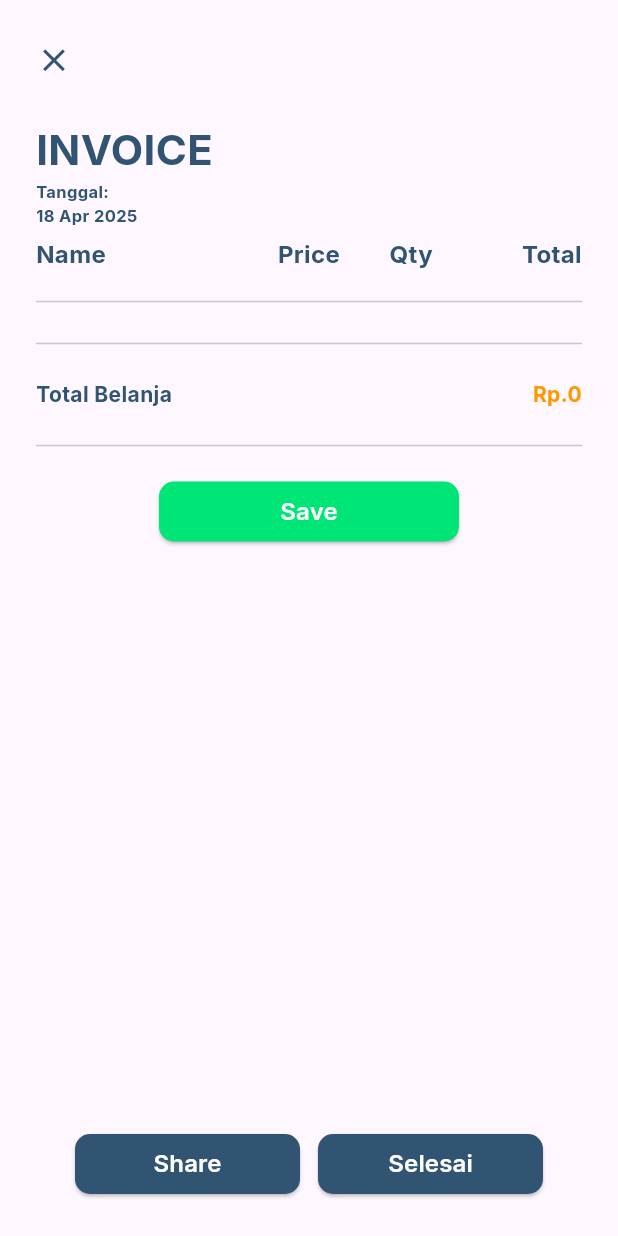
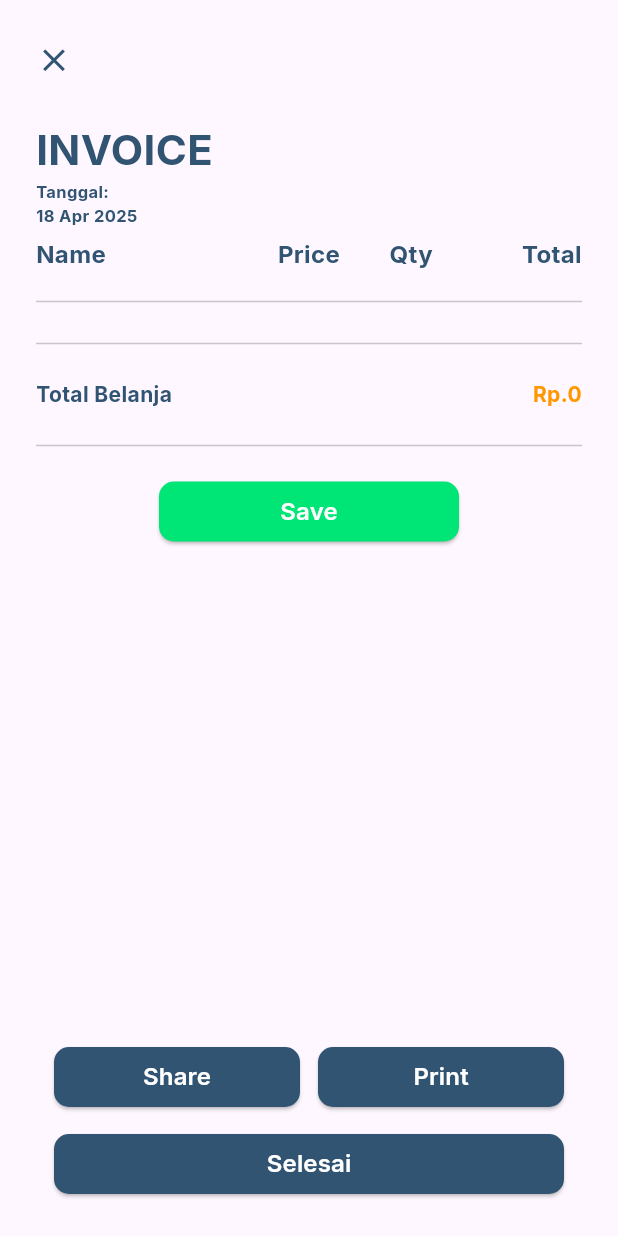
Before and after one commit to fazharmardian/lklmart, a Flutter app: the InvoiceScreen screen opened directly with empty values, on a phone screen of 412 x 824 dp. Run offline on Flutter 3.47's test engine with Material 3 defaults, Android fonts, the phone set to English and light mode, and no system bars; our stand-ins replace google_fonts, pdf, printing, share_plus, shared_preferences; missing offline and left inert: animated_snack_bar; accounts and stored records are empty; network calls fail.

Commit message:
Change Api Url & Add Printing Button for Invoice

```diff
--- a/lib/data/services/api_service.dart
+++ b/lib/data/services/api_service.dart
@@ -7,8 +7,7 @@ class ApiService {
   factory ApiService() => _instance;
   ApiService._internal();
 
-  // http://lks-2025.test/api
-  final String baseUrl = 'http://192.168.137.1/lks-2025/public/api';
+  final String baseUrl = 'https://lkmart.vercel.app/public/api';
   String? _token;
   final _client = http.Client();
   final Map<String, String> _defaultHeaders = {
--- a/lib/presentation/screens/invoice.dart
+++ b/lib/presentation/screens/invoice.dart
@@ -131,14 +131,8 @@ class _InvoiceScreenState extends State<InvoiceScreen> {
                           final file = await _generatePdf();
                           AnimatedSnackBar.material(
                                   'Invoice saved to ${file.path}',
-                                  type: AnimatedSnackBarType.error)
+                                  type: AnimatedSnackBarType.info)
                               .show(context);
-
-                          // Optionally open the PDF preview
-                          await Printing.layoutPdf(
-                            onLayout: (PdfPageFormat format) async =>
-                                await file.readAsBytes(),
-                          );
                         } catch (e) {
                           AnimatedSnackBar.material(e.toString(),
                                   type: AnimatedSnackBarType.error)
@@ -162,7 +156,7 @@ class _InvoiceScreenState extends State<InvoiceScreen> {
                         ),
                       ),
                     ),
-                  )
+                  ),
                 ],
               ),
             ),
@@ -171,16 +165,19 @@ class _InvoiceScreenState extends State<InvoiceScreen> {
           // Buttons
           Container(
             width: double.infinity,
-            padding: const EdgeInsets.symmetric(horizontal: 24, vertical: 24),
-            child: Row(
+            padding: const EdgeInsets.symmetric(horizontal: 36, vertical: 24),
+            child: Column(
+              children: [
+                Row(
                   mainAxisAlignment: MainAxisAlignment.center,
                   children: [
-                ElevatedButton(
+                    Expanded(
+                      child: ElevatedButton(
                         onPressed: () {
                           _shareInvoice();
                         },
                         style: ElevatedButton.styleFrom(
-                    minimumSize: const Size(150, 40),
+                          minimumSize: const Size(double.infinity, 40),
                           backgroundColor: const Color(0xFF315472),
                           padding: const EdgeInsets.symmetric(vertical: 8),
                           shape: RoundedRectangleBorder(
@@ -196,11 +193,50 @@ class _InvoiceScreenState extends State<InvoiceScreen> {
                           ),
                         ),
                       ),
+                    ),
                     const SizedBox(width: 12),
+                    Expanded(
+                      child: ElevatedButton(
+                        onPressed: () async {
+                          try {
+                            final file = await _generatePdf();
+
+                            // Optionally open the PDF preview
+                            await Printing.layoutPdf(
+                              onLayout: (PdfPageFormat format) async =>
+                                  await file.readAsBytes(),
+                            );
+                          } catch (e) {
+                            AnimatedSnackBar.material(e.toString(),
+                                    type: AnimatedSnackBarType.error)
+                                .show(context);
+                          }
+                        },
+                        style: ElevatedButton.styleFrom(
+                          minimumSize: const Size(double.infinity, 40),
+                          backgroundColor: const Color(0xFF315472),
+                          padding: const EdgeInsets.symmetric(vertical: 8),
+                          shape: RoundedRectangleBorder(
+                            borderRadius: BorderRadius.circular(10),
+                          ),
+                        ),
+                        child: Text(
+                          'Print',
+                          style: GoogleFonts.inter(
+                            fontSize: 16,
+                            fontWeight: FontWeight.w600,
+                            color: Colors.white,
+                          ),
+                        ),
+                      ),
+                    ),
+                  ],
+                ),
+                SizedBox(height: 10),
                 ElevatedButton(
                   onPressed: () => Navigator.pop(context),
                   style: ElevatedButton.styleFrom(
-                    minimumSize: const Size(150, 40),
+                    minimumSize: const Size(double.infinity, 40),
                     backgroundColor: const Color(0xFF315472),
                     padding: const EdgeInsets.symmetric(vertical: 8),
                     shape: RoundedRectangleBorder(
```
Also changed, not shown: lib/presentation/screens/product.dart (+10 -7 lines), 129 other files. Lines whose indentation alone changed are shown as unchanged.
